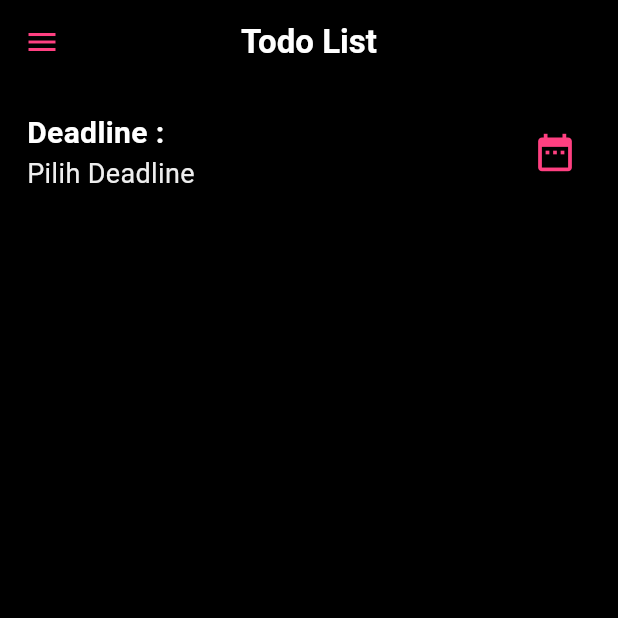
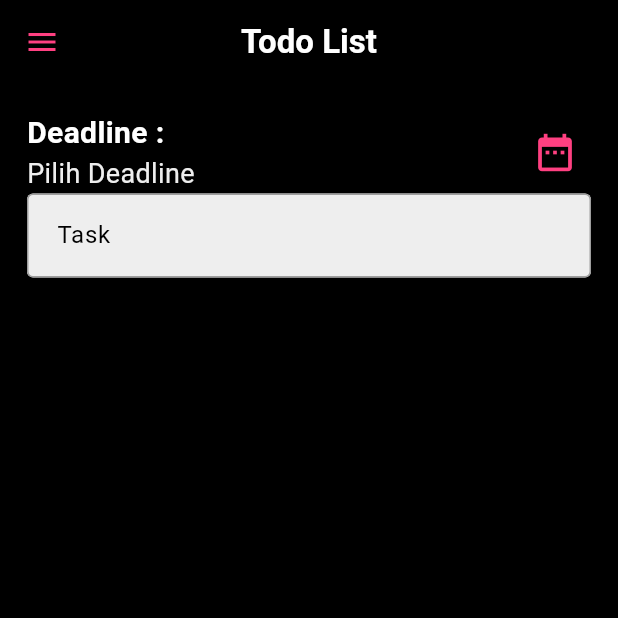
Before and after one commit to RezaAzharii/TodoApps_0011, a Flutter app: the screen it shows after launch, on a phone screen of 412 x 824 dp, the top half of it. Run offline on Flutter 3.47's test engine with Material 3 defaults, Android fonts, the phone set to English and light mode, and no system bars; missing offline and left inert: bottom_picker.

Commit message:
Menambahkan textForm

```diff
--- a/lib/todo_app.dart
+++ b/lib/todo_app.dart
@@ -103,6 +103,39 @@ class _TodoAppState extends State<TodoApp> {
                       ),
                     ],
                   ),
+                  Row(
+                    children: [
+                      Expanded(
+                        child: TextFormField(
+                          decoration: InputDecoration(
+                            border: OutlineInputBorder(),
+                            labelText: "Task",
+                            hintText: "Masukkan Task",
+                            filled: true,
+                            fillColor: Colors.grey[200],
+                            contentPadding: EdgeInsets.all(16),
+                            enabledBorder: OutlineInputBorder(
+                              borderSide: BorderSide(color: Colors.grey),
+                            ),
+                            focusedBorder: OutlineInputBorder(
+                              borderSide: BorderSide(color: Colors.pinkAccent),
+                            ),
+                            labelStyle: TextStyle(
+                              color: Colors.black,
+                              fontSize: 16,
+                            ),
+                            hintStyle: TextStyle(color: Colors.grey),
+                            floatingLabelStyle: TextStyle(
+                              color: Colors.pinkAccent,
+                              fontSize: 22,
+                              fontWeight: FontWeight.bold,
+                            ),
+                          ),
+                          style: TextStyle(color: Colors.black),
+                        ),
+                      ),
+                    ],
+                  ),
                 ],
               ),
             ),
```
